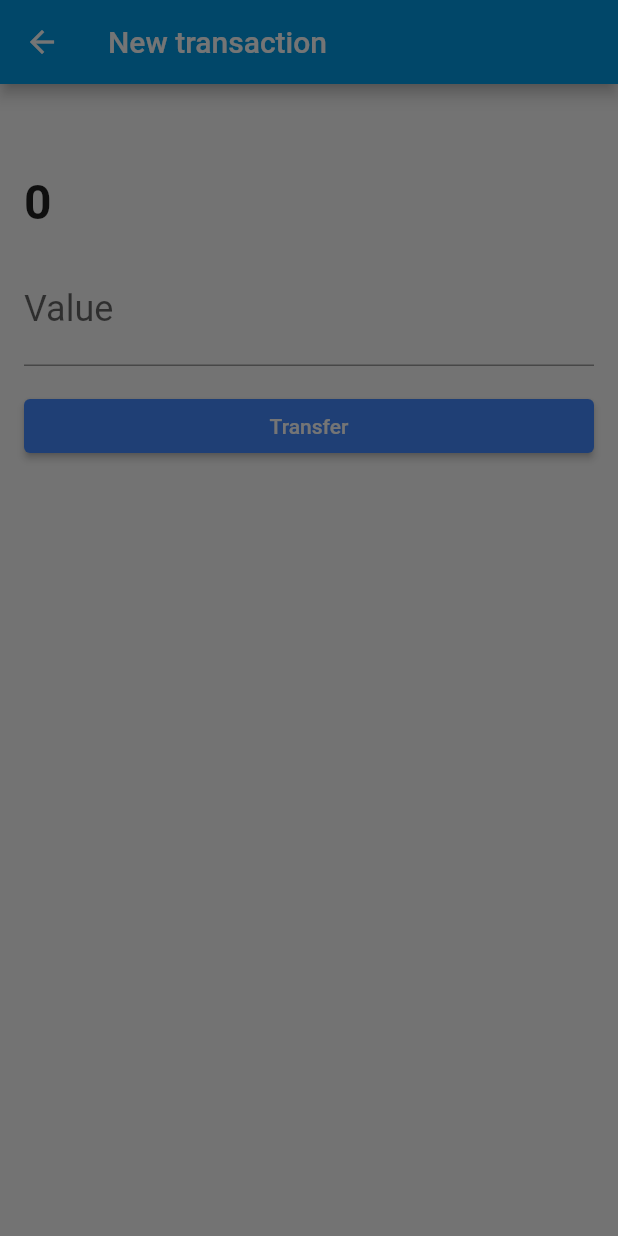
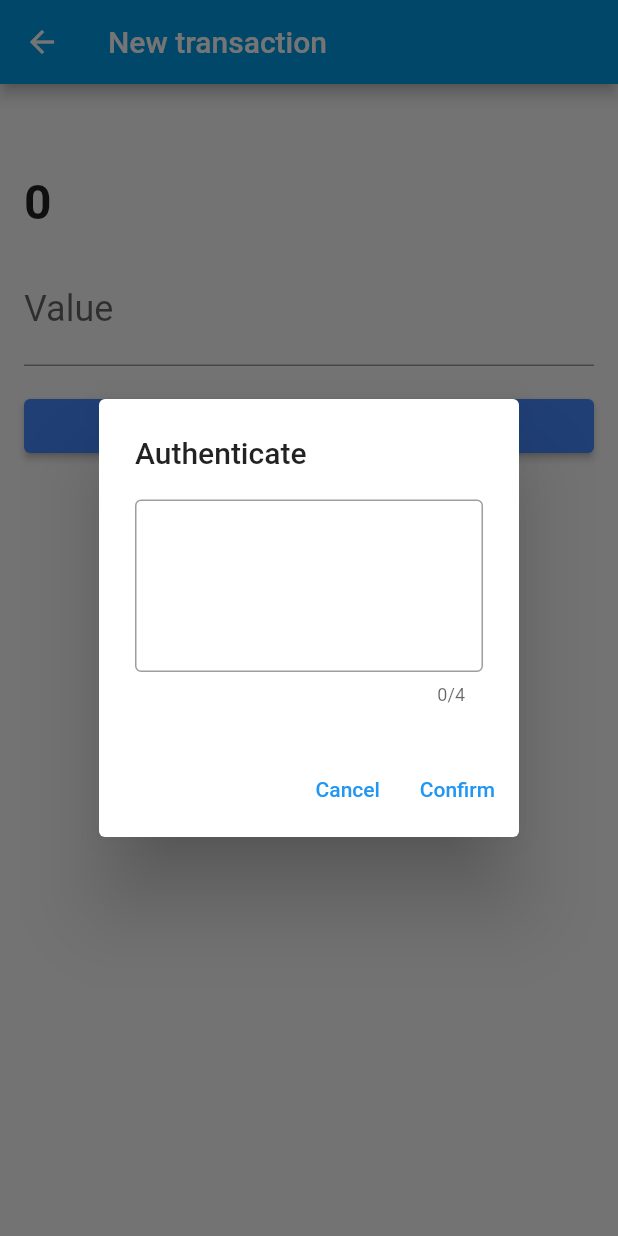
Before and after one commit to WillianLauber/Flutter-fundamentos, a Flutter app: the TransactionForm screen opened directly with empty values, after a tap on "Transfer", on a phone screen of 412 x 824 dp. Run offline on Flutter 3.47's test engine with Material 2 defaults, Android fonts, the phone set to English and light mode, and no system bars; our stand-ins replace sqflite; missing offline and left inert: http_interceptor; accounts and stored records are empty.

Commit message:
adiciona authentication dialog, faz teste save_contact_flow passar

```diff
--- /dev/null
+++ b/bytebank/lib/components/transaction_auth_dialog.dart
@@ -0,0 +1,36 @@
+import 'package:flutter/material.dart';
+
+class TransactionAuthDialog extends StatefulWidget{
+  final Function(String password) onConfirm;
+
+  TransactionAuthDialog({@required this.onConfirm});
+
+  @override
+  _TransactionAuthDialogState createState() => _TransactionAuthDialogState();
+}
+
+class _TransactionAuthDialogState extends State<TransactionAuthDialog> {
+  final TextEditingController _passwordController =  TextEditingController();
+  @override
+  Widget build(BuildContext context){
+    return AlertDialog(
+      title: Text("Authenticate"),
+      content: TextField(
+        obscureText: true,
+        controller: _passwordController,
+        maxLength: 4,
+        decoration: InputDecoration(border: OutlineInputBorder()),
+        textAlign: TextAlign.center,
+        keyboardType: TextInputType.number,
+        style: TextStyle(fontSize: 64, letterSpacing: 20),
+      ),
+      actions: <Widget>[
+        TextButton(onPressed: (){print("cancel");}, child: Text("Cancel")),
+        TextButton(onPressed: ()  {
+          widget.onConfirm(_passwordController.text);
+          Navigator.pop(context);
+        }, child: Text("Confirm"))
+      ],
+    );
+  }
+}
--- a/bytebank/lib/screens/contacts/contact_form.dart
+++ b/bytebank/lib/screens/contacts/contact_form.dart
@@ -48,7 +48,7 @@ class _ContactFormState extends State<ContactForm> {
               padding: const EdgeInsets.only(top: 16.0),
               child: SizedBox(
                 width: double.maxFinite,
-                child: RaisedButton(
+                child: ElevatedButton(
                     child: Text('Create'),
                     onPressed: () {
                       final String name = _nameController.text;
--- a/bytebank/lib/screens/transferencias/transactions_form.dart
+++ b/bytebank/lib/screens/transferencias/transactions_form.dart
@@ -2,7 +2,9 @@ import 'dart:async';
 import 'dart:io';
 
 import 'package:bytebank/components/progress.dart';
+import 'package:bytebank/components/transaction_auth_dialog.dart';
 import 'package:bytebank/http/webClients/transaction_webClient.dart';
+
 // import 'package:bytebank/components/response_dialog.dart';
 // import 'package:bytebank/components/transaction_auth_dialog.dart';
 import 'package:bytebank/http/webclient.dart';
@@ -23,6 +25,7 @@ class TransactionForm extends StatefulWidget {
 
 class _TransactionFormState extends State<TransactionForm> {
   final TextEditingController _valueController = TextEditingController();
+
   // final String transactionId = Uuid().v4();
   bool _sending = false;
 
@@ -90,17 +93,16 @@ class _TransactionFormState extends State<TransactionForm> {
                             showDialog(
                               context: context,
                               builder: (contextDialog) {
-                            // return TransactionAuthDialog(
-                            //   onConfirm: (String password) {
-                            //     _save(dependencies.transactionWebClient,
-                            //         transactionCreated, password, context);
+                                return TransactionAuthDialog(
+                                    onConfirm: (String password) {
+
+                                        _save(dependencies.webClient,
+                                            transactionCreated, password, context);
                                       },
                                     );
-                          // });
                               },
-                  ),
-                ),
-              )
+                            );
+                          })))
             ],
           ),
         ),
@@ -143,7 +145,7 @@ class _TransactionFormState extends State<TransactionForm> {
     setState(() {
       _sending = true;
     });
-    final Transaction transaction =// ,password
+    final Transaction transaction = // ,password
         await webClient.save(transactionCreated).catchError((e) {
       _showFailureMessage(context, message: e.message);
     }, test: (e) => e is HttpException).catchError((e) {
```
Also changed, not shown: bytebank/lib/main.dart (+3 -7 lines), bytebank/lib/screens/contacts/contacts_list.dart (+8 -17 lines), 4 other files. Lines whose indentation alone changed are shown as unchanged.
